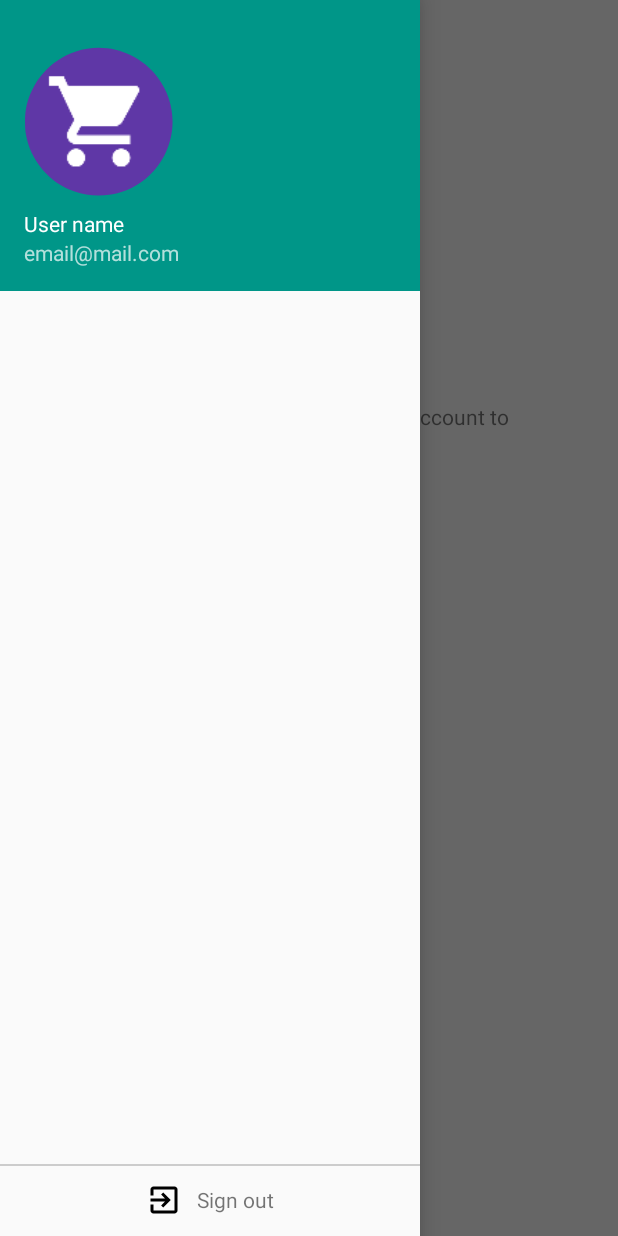
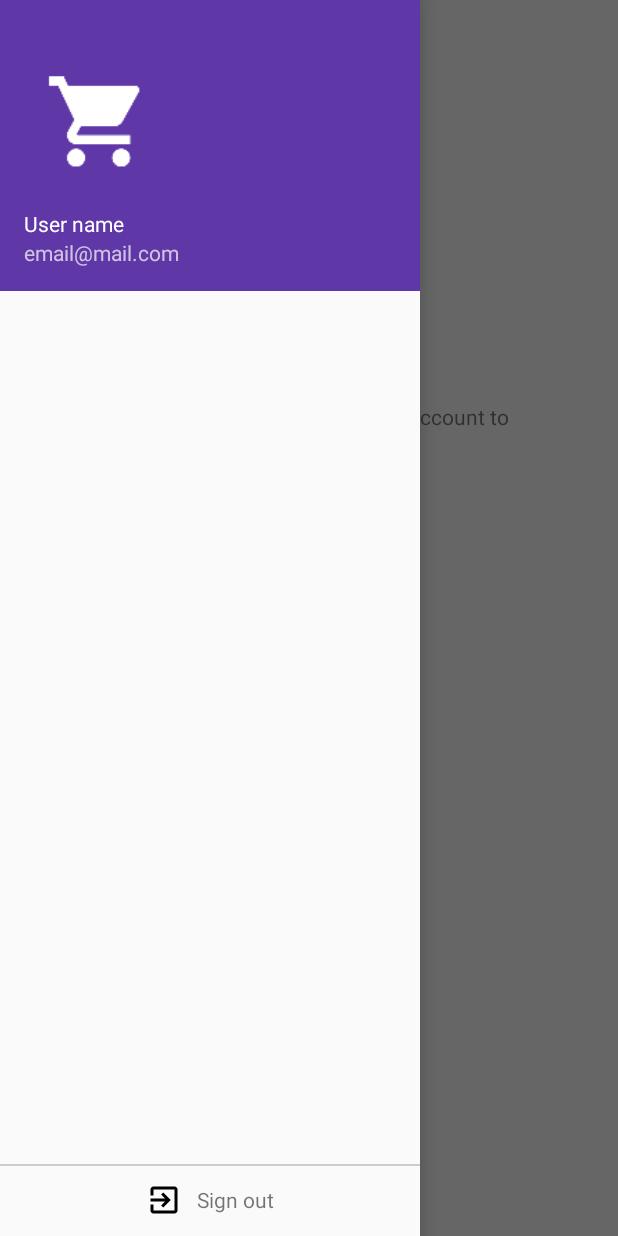
Before and after one commit to OmryRo/shopping_list, an Android app: the screen it shows after launch (MainActivity), with the side drawer open, on a phone screen of 412 x 824 dp. Run offline under Robolectric (Android 15) with nearby library versions, the phone set to English and light mode, and no system bars; our stand-ins replace Firebase (no records; nobody signed in at launch, a user with empty details on screens opened directly).

Commit message:
fixed colors to match the icon

```diff
--- a/app/src/main/res/drawable/ic_menu_share.xml
+++ b/app/src/main/res/drawable/ic_menu_share.xml
@@ -4,6 +4,6 @@
     android:viewportHeight="24.0"
     android:viewportWidth="24.0">
     <path
-        android:fillColor="#FF000000"
+        android:fillColor="#FFFFFFFF"
         android:pathData="M18,16.08c-0.76,0 -1.44,0.3 -1.96,0.77L8.91,12.7c0.05,-0.23 0.09,-0.46 0.09,-0.7s-0.04,-0.47 -0.09,-0.7l7.05,-4.11c0.54,0.5 1.25,0.81 2.04,0.81 1.66,0 3,-1.34 3,-3s-1.34,-3 -3,-3 -3,1.34 -3,3c0,0.24 0.04,0.47 0.09,0.7L8.04,9.81C7.5,9.31 6.79,9 6,9c-1.66,0 -3,1.34 -3,3s1.34,3 3,3c0.79,0 1.5,-0.31 2.04,-0.81l7.12,4.16c-0.05,0.21 -0.08,0.43 -0.08,0.65 0,1.61 1.31,2.92 2.92,2.92 1.61,0 2.92,-1.31 2.92,-2.92s-1.31,-2.92 -2.92,-2.92z" />
 </vector>
--- a/app/src/main/res/drawable/profile_big_mask.xml
+++ b/app/src/main/res/drawable/profile_big_mask.xml
@@ -6,5 +6,5 @@
     android:height="100dp">
     <path
         android:pathData="M0 142L0 0l142 0 142 0 0 142 0 142 -142 0 -142 0zm165 137.34231c26.06742 -4.1212 52.67405 -17.543 72.66855 -36.65787 11.82805 -11.30768 20.55487 -22.85153 27.7633 -36.72531C290.23789 158.21592 285.62874 101.14121 253.48951 58.078079 217.58149 9.9651706 154.68849 -10.125717 98.348685 8.5190299 48.695824 24.95084 12.527764 67.047123 3.437787 118.98655 1.4806194 130.16966 1.511302 152.96723 3.4990422 164.5 12.168375 214.79902 47.646316 256.70775 96 273.76783c21.72002 7.66322 44.26673 9.48476 69 5.57448z"
-        android:fillColor="#009688" /> // you can change frame color
+        android:fillColor="@color/colorPrimary" /> // you can change frame color
 </vector>
--- a/app/src/main/res/layout/app_bar_main.xml
+++ b/app/src/main/res/layout/app_bar_main.xml
@@ -16,9 +16,9 @@
             android:id="@+id/toolbar"
             android:layout_width="match_parent"
             android:layout_height="?attr/actionBarSize"
-            android:background="?attr/colorPrimary"
+            app:titleTextColor="@android:color/white"
             android:elevation="4dp"
-            app:popupTheme="@style/AppTheme.PopupOverlay" >
+            android:theme="@style/ToolbarIconsColors" >
         </android.support.v7.widget.Toolbar>
 
     </android.support.design.widget.AppBarLayout>
--- a/app/src/main/res/layout/nav_header_main.xml
+++ b/app/src/main/res/layout/nav_header_main.xml
@@ -3,7 +3,7 @@
     xmlns:app="http://schemas.android.com/apk/res-auto"
     android:layout_width="match_parent"
     android:layout_height="wrap_content"
-    android:background="#009688"
+    android:background="@color/colorPrimary"
     android:gravity="bottom"
     android:orientation="vertical"
     android:paddingBottom="@dimen/activity_vertical_margin"
--- a/app/src/main/res/menu/main.xml
+++ b/app/src/main/res/menu/main.xml
@@ -5,11 +5,13 @@
         android:id="@+id/action_settings"
         android:orderInCategory="100"
         android:title="@string/action_settings"
+        android:iconTint="@android:color/white"
         app:showAsAction="never" />
 
     <item
         android:id="@+id/nav_share"
         android:icon="@drawable/ic_menu_share"
         android:title="Share"
+        android:iconTint="@android:color/white"
         app:showAsAction="ifRoom"/>
 </menu>
--- a/app/src/main/res/values/colors.xml
+++ b/app/src/main/res/values/colors.xml
@@ -1,6 +1,6 @@
 <?xml version="1.0" encoding="utf-8"?>
 <resources>
-    <color name="colorPrimary">#008577</color>
-    <color name="colorPrimaryDark">#00574B</color>
-    <color name="colorAccent">#D81B60</color>
+    <color name="colorPrimary">#5F37A6</color>
+    <color name="colorPrimaryDark">#8760cc</color>
+    <color name="colorAccent">#d81b60</color>
 </resources>
```
Also changed, not shown: app/src/main/res/values/styles.xml (+17 -1 lines).
